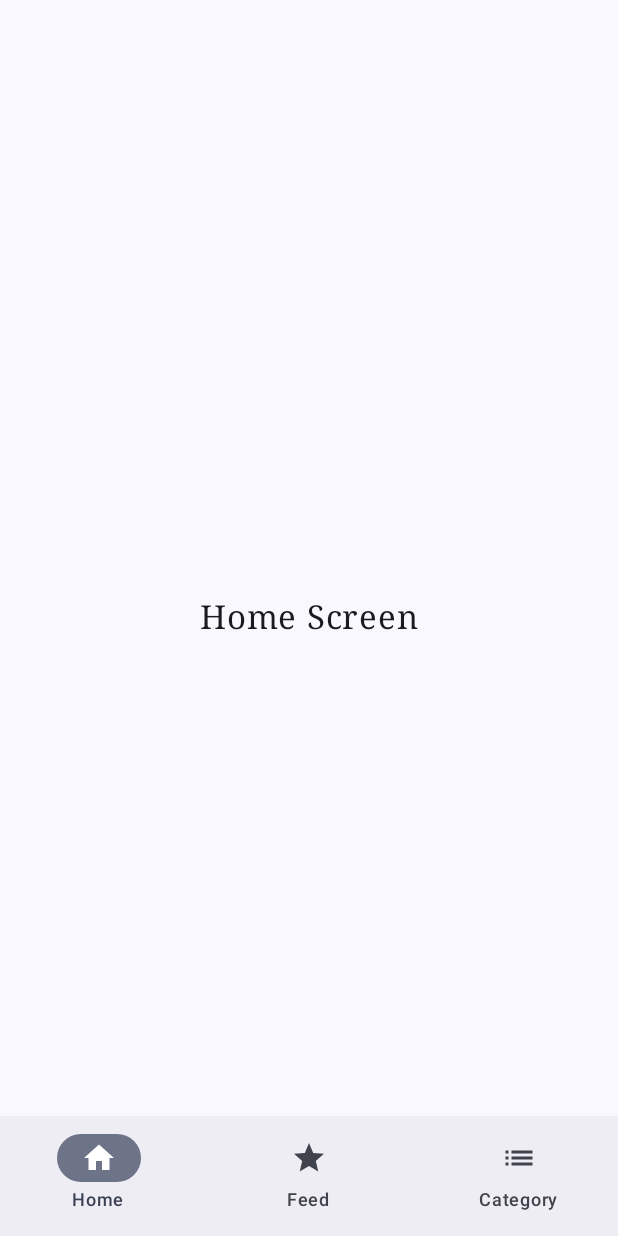
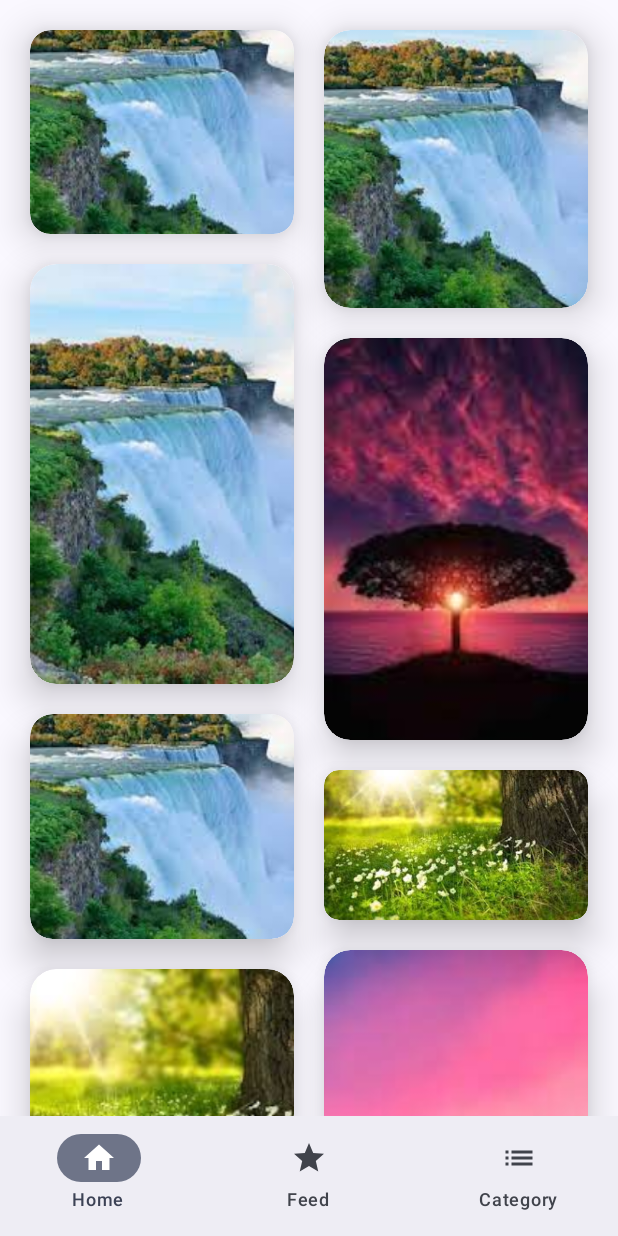
Before and after one commit to extreme-south-code/Andro, an Android app built with Jetpack Compose: the screen it shows after launch (MainActivity), on a phone screen of 412 x 824 dp. Run offline under Robolectric (Android 15) with nearby library versions, the phone set to English and light mode, and no system bars.

Commit message:
[feat] init home screen with Staggered Grid

```diff
--- a/app/src/main/java/com/example/myapplication/BottomNavGraph.kt
+++ b/app/src/main/java/com/example/myapplication/BottomNavGraph.kt
@@ -3,6 +3,7 @@ import androidx.navigation.NavHostController
 import androidx.navigation.compose.NavHost
 import androidx.navigation.compose.composable
 import com.example.myapplication.BottomBarScreen
+import com.example.myapplication.screens.HomeScreen
 
 @Composable
 fun BottomNavGraph(navController: NavHostController) {
--- a/app/src/main/java/com/example/myapplication/screens/home.kt
+++ b/app/src/main/java/com/example/myapplication/screens/home.kt
@@ -1,22 +1,91 @@
-import androidx.compose.foundation.layout.Box
+package com.example.myapplication.screens
+
+import androidx.compose.foundation.Image
+import androidx.compose.foundation.background
+import androidx.compose.foundation.layout.Arrangement
+import androidx.compose.foundation.layout.PaddingValues
+import androidx.compose.foundation.layout.Row
+import androidx.compose.foundation.layout.fillMaxHeight
 import androidx.compose.foundation.layout.fillMaxSize
-import androidx.compose.material3.Text
+import androidx.compose.foundation.layout.fillMaxWidth
+import androidx.compose.foundation.layout.height
+import androidx.compose.foundation.layout.padding
+import androidx.compose.foundation.lazy.staggeredgrid.LazyVerticalStaggeredGrid
+import androidx.compose.foundation.lazy.staggeredgrid.StaggeredGridCells
+import androidx.compose.foundation.shape.RoundedCornerShape
+import androidx.compose.material3.Card
+import androidx.compose.material3.Surface
 import androidx.compose.runtime.Composable
-import androidx.compose.ui.Alignment
 import androidx.compose.ui.Modifier
-import androidx.compose.ui.text.font.FontFamily
-import androidx.compose.ui.unit.sp
+import androidx.compose.ui.draw.clip
+import androidx.compose.ui.draw.shadow
+import androidx.compose.ui.graphics.Color
+import androidx.compose.ui.layout.ContentScale
+import androidx.compose.ui.res.painterResource
+import androidx.compose.ui.unit.Dp
+import androidx.compose.ui.unit.dp
+import com.example.myapplication.R
+import kotlin.random.Random
+
+data class ListItem(
+    val height: Dp,
+    val imageRes: Int,
+)
+@Composable
+fun HomeScreen(modifier: Modifier = Modifier) {
+    val imageResources = listOf<Int>(
+        R.drawable.nature_1,
+        R.drawable.nature_2,
+        R.drawable.nature_3,
+        R.drawable.nature_4,
+        R.drawable.nature_5,
+        R.drawable.nature_6,
+        R.drawable.nature_7,
+        R.drawable.nature_8,
+        R.drawable.nature_9,
+        R.drawable.nature_10,
+    )
+    val items = (1..100).map {
+        ListItem(
+            height = Random.nextInt(100, 300).dp,
+            imageRes = imageResources.random(),
+        )
+    }
+    LazyVerticalStaggeredGrid(
+        columns = StaggeredGridCells.Fixed(2),
+        modifier = Modifier.fillMaxSize(),
+        contentPadding = PaddingValues(20.dp),
+        horizontalArrangement = Arrangement.spacedBy(20.dp),
+        verticalItemSpacing = 20.dp
+    ) {
+        items(items.size) { index ->
+            val galleryItem = items[index]
+            GalleryImage(item = galleryItem)
+        }
+    }
+}
 
 @Composable
-fun HomeScreen() {
-    Box(modifier = Modifier
-        .fillMaxSize(),
-        contentAlignment = Alignment.Center
+fun GalleryImage(
+    item: ListItem,
+    modifier: Modifier = Modifier
+) {
+    val painter = painterResource(id = item.imageRes)
+    val description = null
+
+    Surface(
+        modifier = modifier
+            .shadow(elevation = 15.dp, shape = RoundedCornerShape(10))
+            .clip(RoundedCornerShape(10)),
     ) {
-        Text(
-            text = "Home Screen",
-            fontFamily = FontFamily.Serif,
-            fontSize = 22.sp
+        Image(
+            painter = painter,
+            contentScale = ContentScale.Crop,
+            contentDescription = description,
+            modifier = Modifier
+                .fillMaxSize()
+                .height(item.height)
+                .clip(RoundedCornerShape(10))
         )
     }
 }
```
Also changed, not shown: app/src/main/res/drawable/nature_1.jpg (added), app/src/main/res/drawable/nature_10.jpg (added), app/src/main/res/drawable/nature_2.jpg (added), app/src/main/res/drawable/nature_3.jpg (added), app/src/main/res/drawable/nature_4.jpg (added), app/src/main/res/drawable/nature_5.jpg (added), app/src/main/res/drawable/nature_6.jpg (added), app/src/main/res/drawable/nature_7.jpg (added), app/src/main/res/drawable/nature_8.jpg (added), app/src/main/res/drawable/nature_9.jpg (added).
